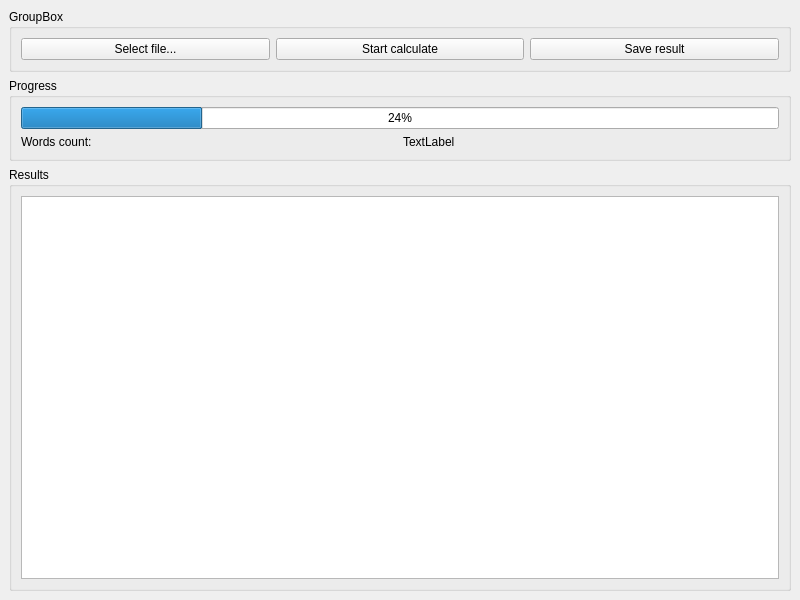
The window that src/mainwindow.ui (panter-dsd/WordsCounter) describes before a commit, drawn with Qt 5.
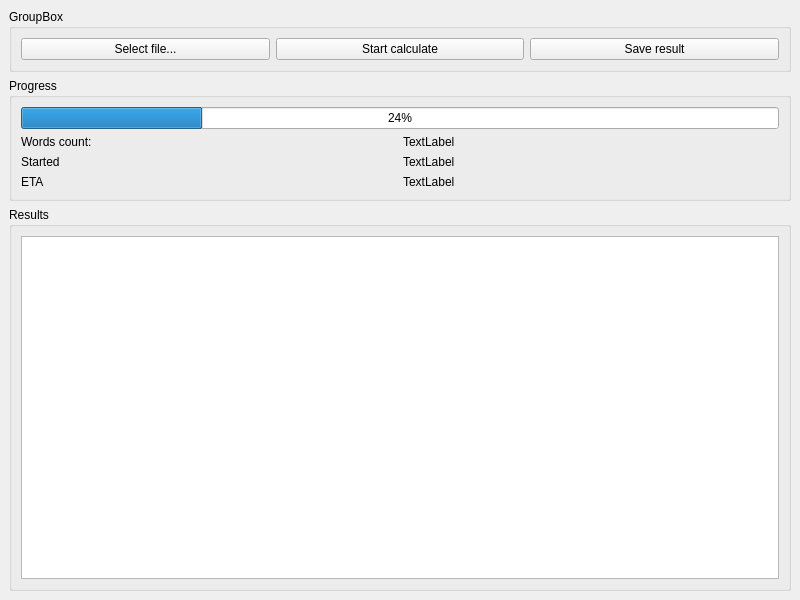
The same window after the commit.

```diff
--- a/src/mainwindow.ui
+++ b/src/mainwindow.ui
@@ -60,6 +60,13 @@
        </item>
        <item>
         <layout class="QGridLayout" name="gridLayout">
+         <item row="1" column="1">
+          <widget class="QLabel" name="startedLabel_">
+           <property name="text">
+            <string>TextLabel</string>
+           </property>
+          </widget>
+         </item>
          <item row="0" column="0">
           <widget class="QLabel" name="label">
            <property name="text">
@@ -74,6 +81,27 @@
            </property>
           </widget>
          </item>
+         <item row="1" column="0">
+          <widget class="QLabel" name="label_2">
+           <property name="text">
+            <string>Started</string>
+           </property>
+          </widget>
+         </item>
+         <item row="2" column="0">
+          <widget class="QLabel" name="label_3">
+           <property name="text">
+            <string>ETA</string>
+           </property>
+          </widget>
+         </item>
+         <item row="2" column="1">
+          <widget class="QLabel" name="etaLabel_">
+           <property name="text">
+            <string>TextLabel</string>
+           </property>
+          </widget>
+         </item>
         </layout>
        </item>
       </layout>
```
